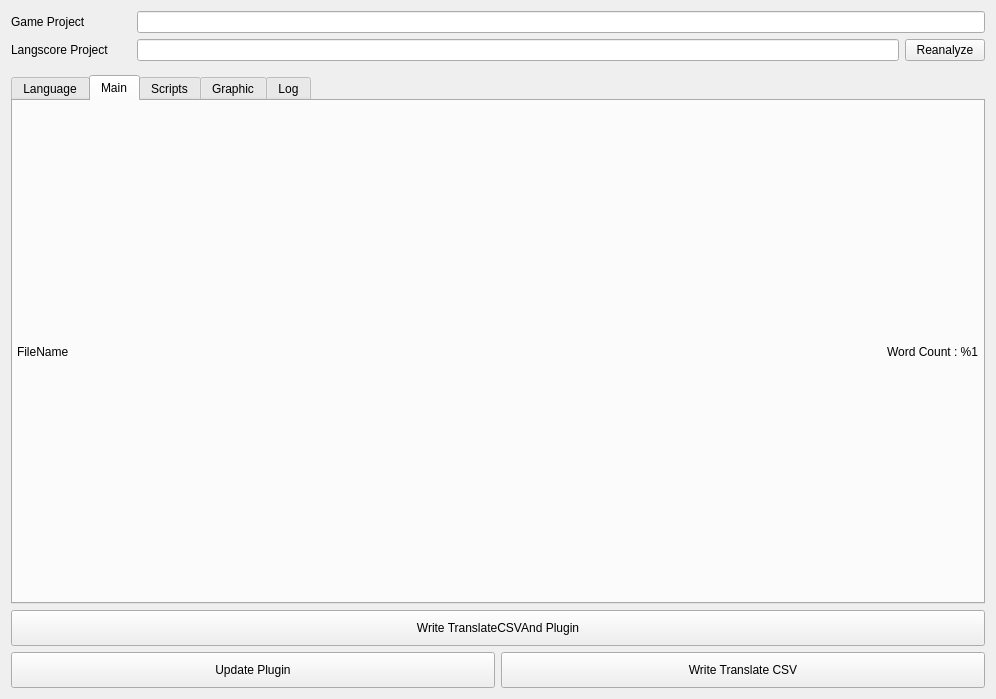
Before: the Qt Designer form src/ui/WriteModeComponent.ui in MUkoutyan/langscore-app, drawn with Qt 5.
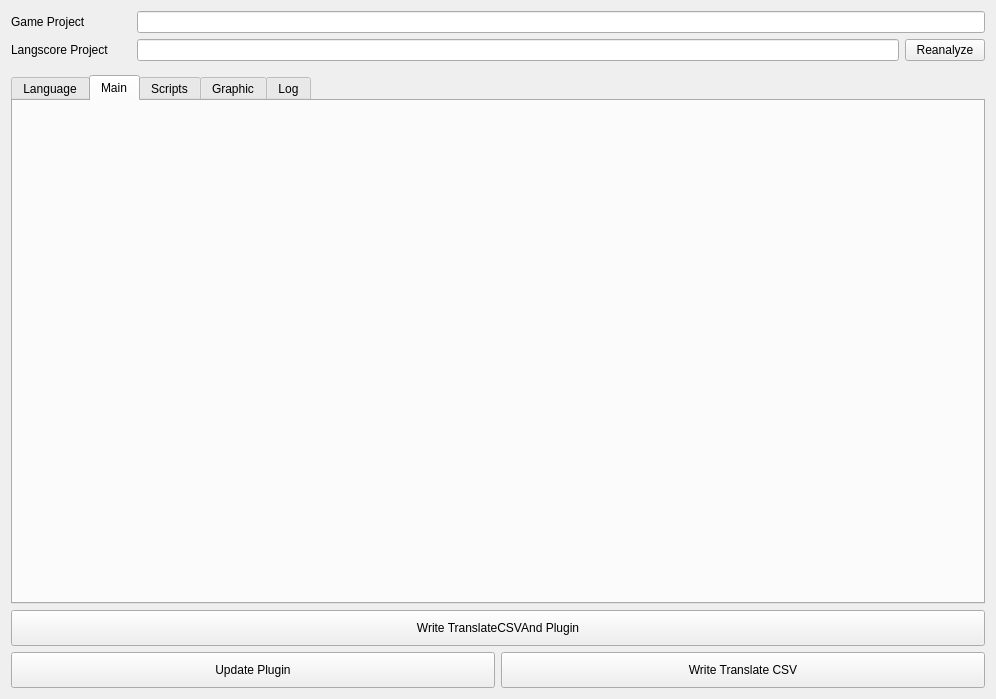
After: the same form once the commit is applied. The open tabs and pages were chosen to show the change. Custom widgets are drawn as their Qt base class.

Patch:
```diff
--- a/src/ui/WriteModeComponent.ui
+++ b/src/ui/WriteModeComponent.ui
@@ -148,43 +148,6 @@
         <property name="bottomMargin">
          <number>0</number>
         </property>
-        <item>
-         <layout class="QHBoxLayout" name="horizontalLayout_3">
-          <property name="leftMargin">
-           <number>4</number>
-          </property>
-          <property name="rightMargin">
-           <number>4</number>
-          </property>
-          <item>
-           <widget class="QLabel" name="mainFileName">
-            <property name="text">
-             <string>FileName</string>
-            </property>
-           </widget>
-          </item>
-          <item>
-           <spacer name="horizontalSpacer_2">
-            <property name="orientation">
-             <enum>Qt::Orientation::Horizontal</enum>
-            </property>
-            <property name="sizeHint" stdset="0">
-             <size>
-              <width>40</width>
-              <height>20</height>
-             </size>
-            </property>
-           </spacer>
-          </item>
-          <item>
-           <widget class="QLabel" name="mainFileWordCount">
-            <property name="text">
-             <string>Word Count : %1</string>
-            </property>
-           </widget>
-          </item>
-         </layout>
-        </item>
        </layout>
       </widget>
       <widget class="QWidget" name="scriptsTab">
```
